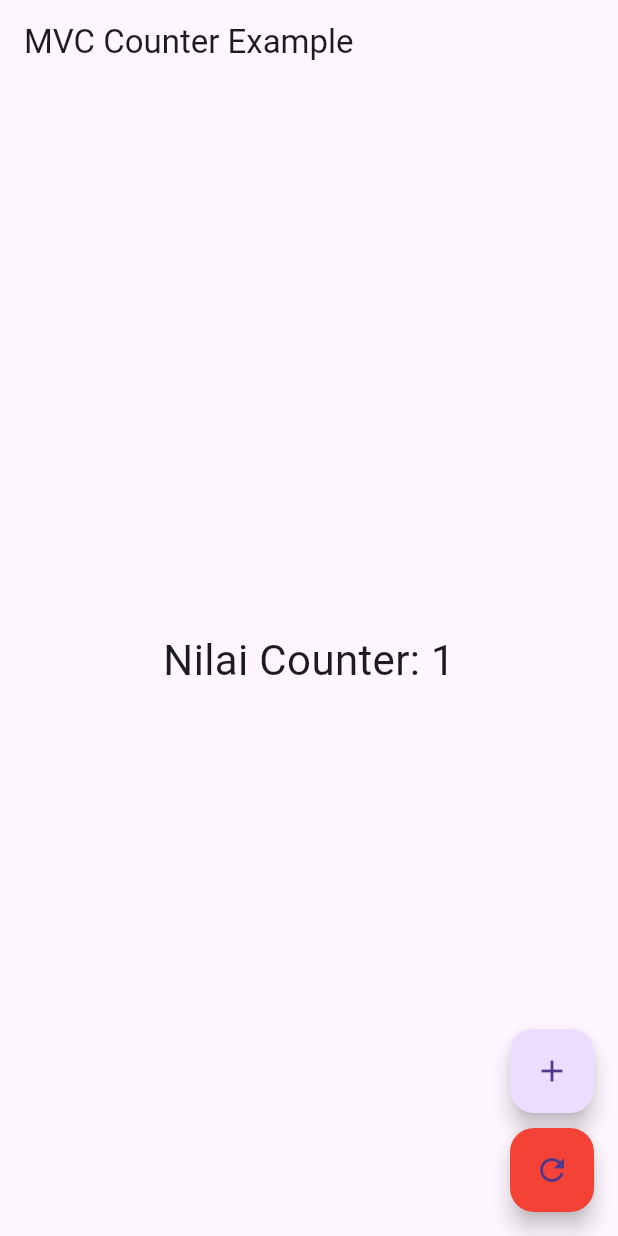
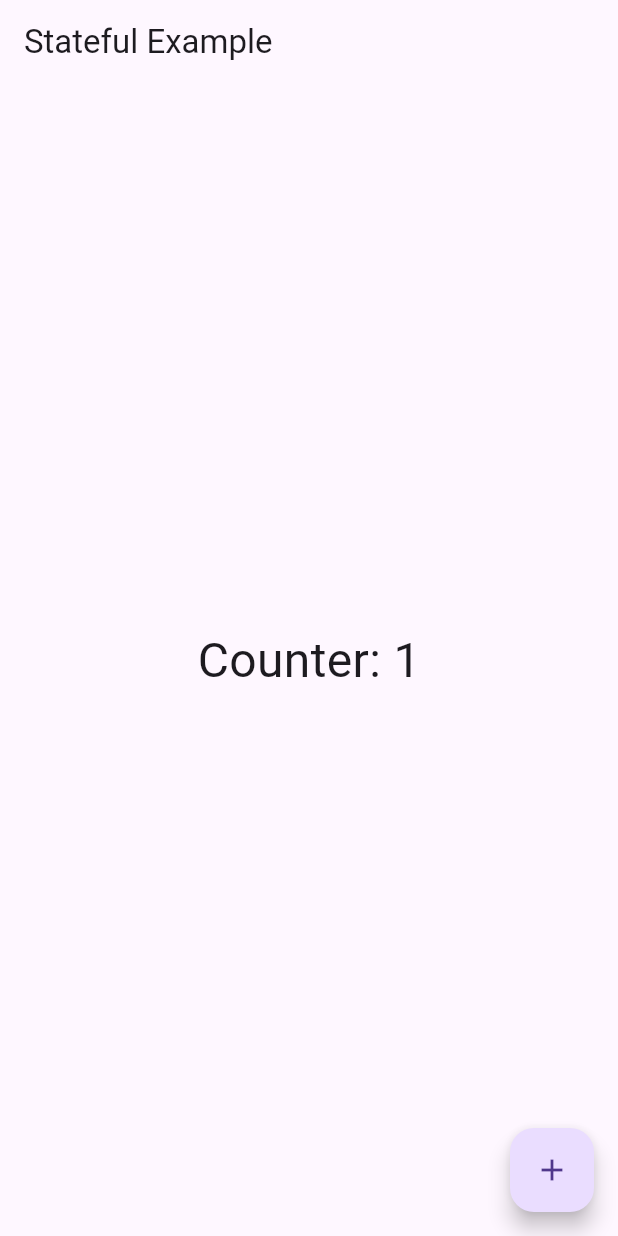
Before and after one commit to dzulfikar05/pmr-mob-dart, a Flutter app: the screen it shows after launch, after a tap on the "add" icon, on a phone screen of 412 x 824 dp. Run offline on Flutter 3.47's test engine with Material 3 defaults, Android fonts, the phone set to English and light mode, and no system bars; our stand-ins replace camera, geolocator, go_router; missing offline and left inert: baseflow_plugin_template.

Commit message:
konsep state local

```diff
--- a/pertemuan11/pertemuan_sebelas/lib/main.dart
+++ b/pertemuan11/pertemuan_sebelas/lib/main.dart
@@ -1,65 +1,36 @@
 import 'package:flutter/material.dart';
-import 'models/counter_model.dart';
 
-void main() => runApp(const MyApp());
+void main() => runApp(const MaterialApp(home: CounterDemo()));
 
-class MyApp extends StatelessWidget {
-  const MyApp({super.key});
+class CounterDemo extends StatefulWidget {
+  const CounterDemo({super.key});
 
   @override
-  Widget build(BuildContext context) {
-    return const MaterialApp(
-      home: CounterPage(),
-    );
-  }
+  State<CounterDemo> createState() => _CounterDemoState();
 }
 
-class CounterPage extends StatefulWidget {
-  const CounterPage({super.key});
+class _CounterDemoState extends State<CounterDemo> {
+  int counter = 0;
 
-  @override
-  State<CounterPage> createState() => _CounterPageState();
-}
-
-class _CounterPageState extends State<CounterPage> {
-  final CounterModel counter = CounterModel(); // <-- Controller pakai model
-
-  void _increment() {
+  void increment() {
     setState(() {
-      counter.increment();
-    });
-  }
-
-  void _reset() {
-    setState(() {
-      counter.reset();
+      counter++;
     });
   }
 
   @override
   Widget build(BuildContext context) {
     return Scaffold(
-      appBar: AppBar(title: const Text("MVC Counter Example")),
+      appBar: AppBar(title: const Text('Stateful Example')),
       body: Center(
         child: Text(
-          'Nilai Counter: ${counter.value}',
-          style: const TextStyle(fontSize: 28),
+          'Counter: $counter',
+          style: const TextStyle(fontSize: 32),
         ),
       ),
-      floatingActionButton: Column(
-        mainAxisAlignment: MainAxisAlignment.end,
-        children: [
-          FloatingActionButton(
-            onPressed: _increment,
-            child: const Icon(Icons.add),
-          ),
-          const SizedBox(height: 10),
-          FloatingActionButton(
-            onPressed: _reset,
-            backgroundColor: Colors.red,
-            child: const Icon(Icons.refresh),
-          ),
-        ],
+      floatingActionButton: FloatingActionButton(
+        onPressed: increment,
+        child: const Icon(Icons.add),
       ),
     );
   }
```
